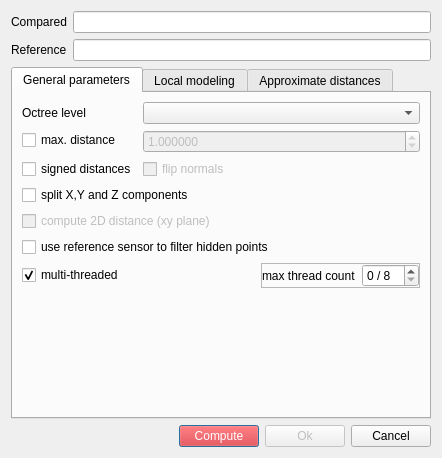
This is qCC/ui_templates/comparisonDlg.ui in p-leroy/CloudCompare as Qt 5 draws it before an edit. The edited form follows.
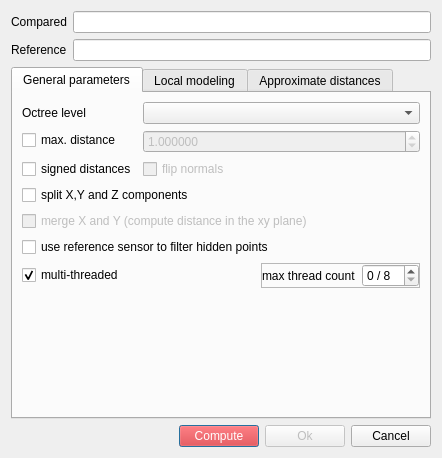
This is the edited form. Icons and pictures are not drawn.

```diff
--- a/qCC/ui_templates/comparisonDlg.ui
+++ b/qCC/ui_templates/comparisonDlg.ui
@@ -144,7 +144,7 @@
           <bool>false</bool>
          </property>
          <property name="text">
-          <string>compute 2D distance (xy plane)</string>
+          <string>merge X and Y (compute distance in the xy plane)</string>
          </property>
         </widget>
        </item>
```
